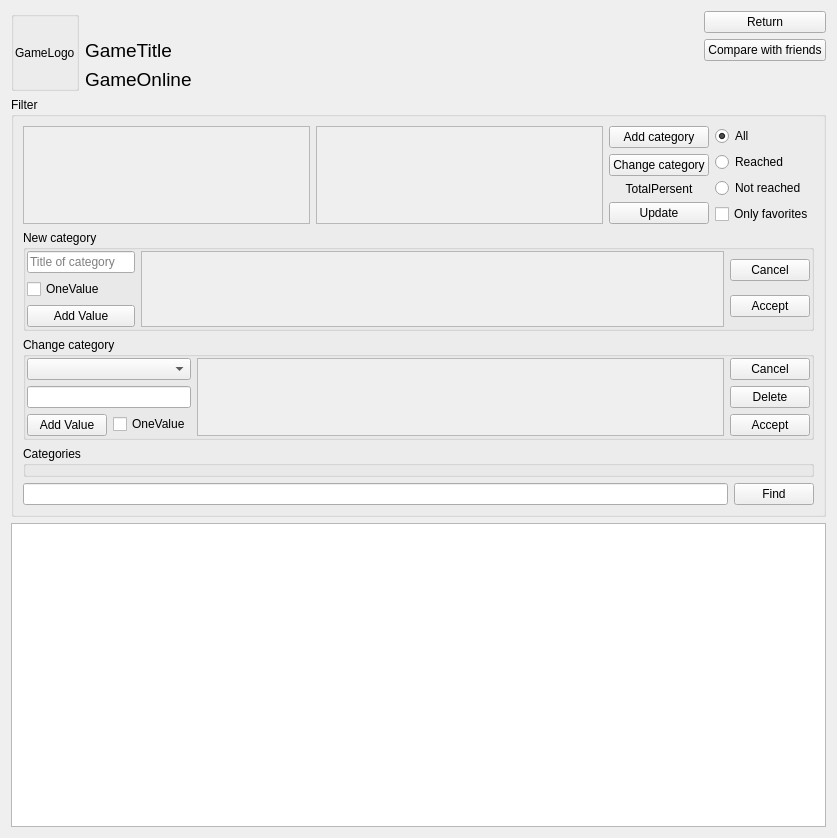
Qt form AraSteamManager/formachievements.ui (Arankir/AraSteamManager) before a commit.
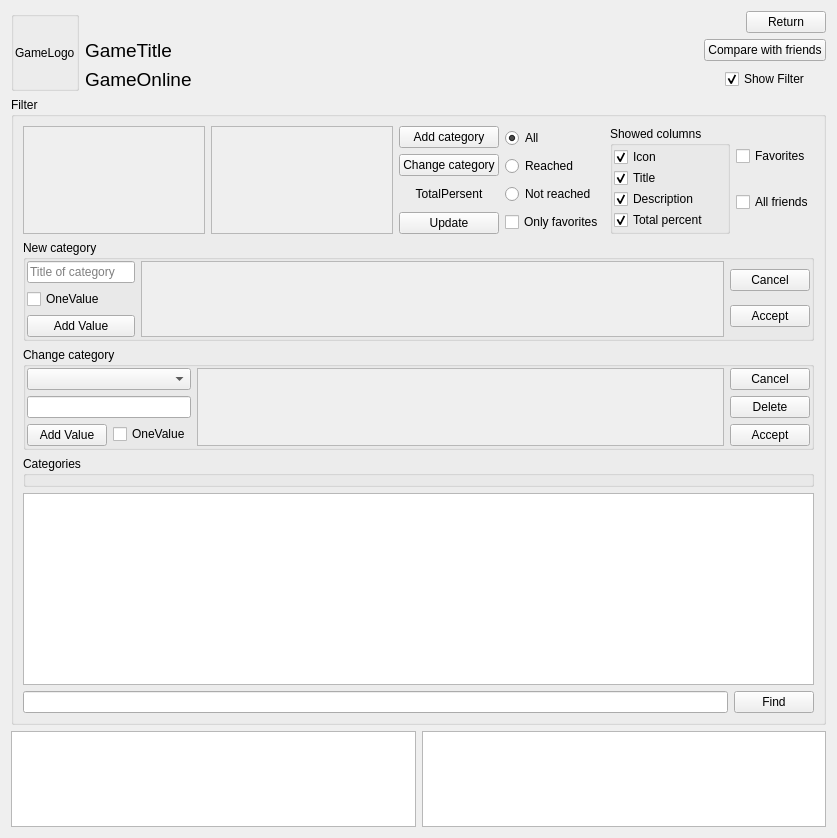
The same form after that commit.

Diff of the .ui file:
```diff
--- a/AraSteamManager/formachievements.ui
+++ b/AraSteamManager/formachievements.ui
@@ -63,32 +63,13 @@
        </property>
       </spacer>
      </item>
-     <item row="0" column="3">
+     <item row="0" column="5">
       <widget class="QPushButton" name="ButtonReturn">
        <property name="text">
         <string>Return</string>
        </property>
       </widget>
      </item>
-     <item row="1" column="3">
-      <widget class="QPushButton" name="ButtonCompare">
-       <property name="text">
-        <string>Compare with friends</string>
-       </property>
-      </widget>
-     </item>
-     <item row="1" column="1">
-      <widget class="QLabel" name="LabelGameTitle">
-       <property name="font">
-        <font>
-         <pointsize>14</pointsize>
-        </font>
-       </property>
-       <property name="text">
-        <string>GameTitle</string>
-       </property>
-      </widget>
-     </item>
      <item row="2" column="1" colspan="2">
       <widget class="QLabel" name="LabelGameOnline">
        <property name="font">
@@ -101,6 +82,35 @@
        </property>
       </widget>
      </item>
+     <item row="2" column="4" colspan="2">
+      <widget class="QCheckBox" name="CheckBoxShowFilter">
+       <property name="text">
+        <string>Show Filter</string>
+       </property>
+       <property name="checked">
+        <bool>true</bool>
+       </property>
+      </widget>
+     </item>
+     <item row="1" column="1">
+      <widget class="QLabel" name="LabelGameTitle">
+       <property name="font">
+        <font>
+         <pointsize>14</pointsize>
+        </font>
+       </property>
+       <property name="text">
+        <string>GameTitle</string>
+       </property>
+      </widget>
+     </item>
+     <item row="1" column="3" colspan="3">
+      <widget class="QPushButton" name="ButtonCompare">
+       <property name="text">
+        <string>Compare with friends</string>
+       </property>
+      </widget>
+     </item>
     </layout>
    </item>
    <item>
@@ -117,7 +127,7 @@
      <property name="title">
       <string>Filter</string>
      </property>
-     <layout class="QVBoxLayout" name="verticalLayout_6">
+     <layout class="QVBoxLayout" name="verticalLayout_8">
       <item>
        <layout class="QHBoxLayout" name="horizontalLayout_4">
         <item>
@@ -136,8 +146,8 @@
             <rect>
              <x>0</x>
              <y>0</y>
-             <width>292</width>
-             <height>94</height>
+             <width>195</width>
+             <height>102</height>
             </rect>
            </property>
           </widget>
@@ -159,8 +169,8 @@
             <rect>
              <x>0</x>
              <y>0</y>
-             <width>291</width>
-             <height>94</height>
+             <width>194</width>
+             <height>102</height>
             </rect>
            </property>
           </widget>
@@ -236,6 +246,88 @@
           </item>
          </layout>
         </item>
+        <item>
+         <widget class="QGroupBox" name="GroupBoxCompareShowedColumns">
+          <property name="title">
+           <string>Showed columns</string>
+          </property>
+          <layout class="QVBoxLayout" name="verticalLayout_9">
+           <property name="spacing">
+            <number>1</number>
+           </property>
+           <property name="leftMargin">
+            <number>1</number>
+           </property>
+           <property name="topMargin">
+            <number>1</number>
+           </property>
+           <property name="rightMargin">
+            <number>1</number>
+           </property>
+           <property name="bottomMargin">
+            <number>1</number>
+           </property>
+           <item>
+            <widget class="QCheckBox" name="CheckBoxCompareIcon">
+             <property name="text">
+              <string>Icon</string>
+             </property>
+             <property name="checked">
+              <bool>true</bool>
+             </property>
+            </widget>
+           </item>
+           <item>
+            <widget class="QCheckBox" name="CheckBoxCompareTitle">
+             <property name="text">
+              <string>Title</string>
+             </property>
+             <property name="checked">
+              <bool>true</bool>
+             </property>
+            </widget>
+           </item>
+           <item>
+            <widget class="QCheckBox" name="CheckBoxCompareDescription">
+             <property name="text">
+              <string>Description</string>
+             </property>
+             <property name="checked">
+              <bool>true</bool>
+             </property>
+            </widget>
+           </item>
+           <item>
+            <widget class="QCheckBox" name="CheckBoxCompareTotalPercent">
+             <property name="text">
+              <string>Total percent</string>
+             </property>
+             <property name="checked">
+              <bool>true</bool>
+             </property>
+            </widget>
+           </item>
+          </layout>
+         </widget>
+        </item>
+        <item>
+         <layout class="QVBoxLayout" name="verticalLayout_6">
+          <item>
+           <widget class="QCheckBox" name="CheckBoxCompareFavorites">
+            <property name="text">
+             <string>Favorites</string>
+            </property>
+           </widget>
+          </item>
+          <item>
+           <widget class="QCheckBox" name="CheckBoxCompareAllFriends">
+            <property name="text">
+             <string>All friends</string>
+            </property>
+           </widget>
+          </item>
+         </layout>
+        </item>
        </layout>
       </item>
       <item>
@@ -445,6 +537,16 @@
         </property>
        </widget>
       </item>
+      <item>
+       <widget class="QTableWidget" name="TableWidgetCompareFriends">
+        <property name="sizePolicy">
+         <sizepolicy hsizetype="Expanding" vsizetype="Minimum">
+          <horstretch>0</horstretch>
+          <verstretch>0</verstretch>
+         </sizepolicy>
+        </property>
+       </widget>
+      </item>
       <item>
        <layout class="QHBoxLayout" name="horizontalLayout_3">
         <item>
@@ -466,11 +568,18 @@
     </widget>
    </item>
    <item>
-    <widget class="QTableWidget" name="TableWidgetAchievements">
-     <property name="sortingEnabled">
-      <bool>true</bool>
-     </property>
-    </widget>
+    <layout class="QHBoxLayout" name="horizontalLayout_5">
+     <item>
+      <widget class="QTableWidget" name="TableWidgetAchievements">
+       <property name="sortingEnabled">
+        <bool>true</bool>
+       </property>
+      </widget>
+     </item>
+     <item>
+      <widget class="QTableWidget" name="TableWidgetCompareAchievements"/>
+     </item>
+    </layout>
    </item>
   </layout>
  </widget>
```
